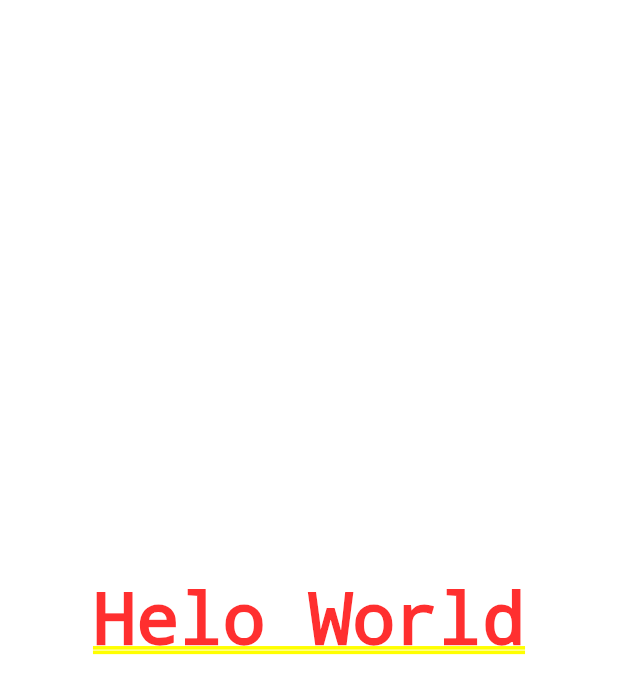
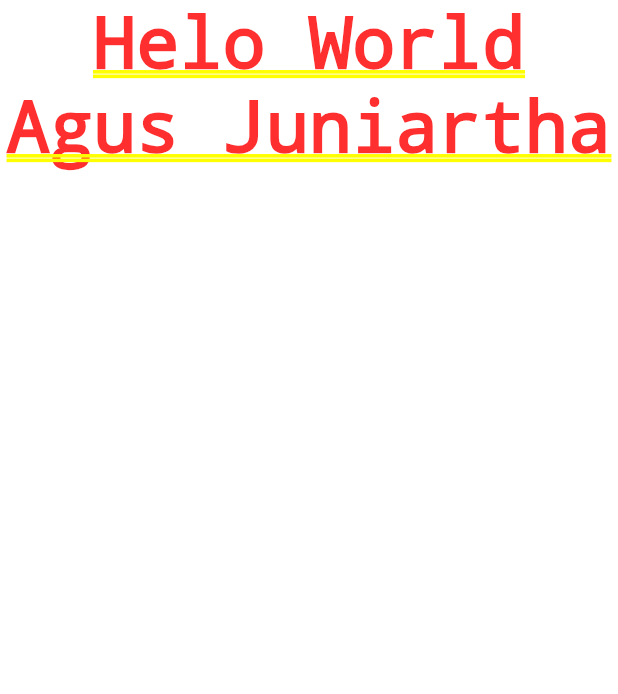
Before and after one commit to BENTOTV/amartha, a Flutter app: the screen it shows after launch, on a phone screen of 412 x 824 dp. Shown: the top 694 px of the screen. Run offline on Flutter 3.47's test engine with Material 2 defaults, Android fonts, the phone set to English and light mode, and no system bars.

Commit message:
menambahkan column dan text

```diff
--- a/lib/homepage.dart
+++ b/lib/homepage.dart
@@ -5,8 +5,14 @@ class HomePage extends StatelessWidget {
 
   @override
   Widget build(BuildContext context) {
-    return const Center(
-      child: Text("Helo World"),
+    return  Center(
+      child:  Column(
+        children: const [
+          Text("Helo World"),
+          Text("Agus Juniartha")
+        ],
+      ),
+
     );
   }
 }
```
